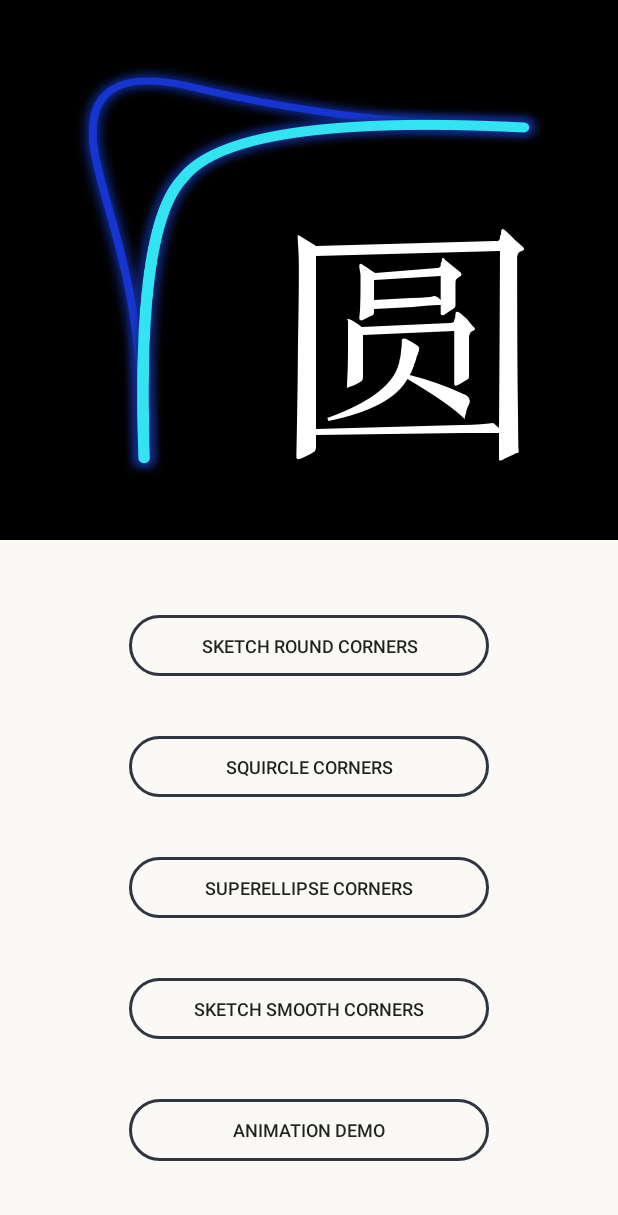
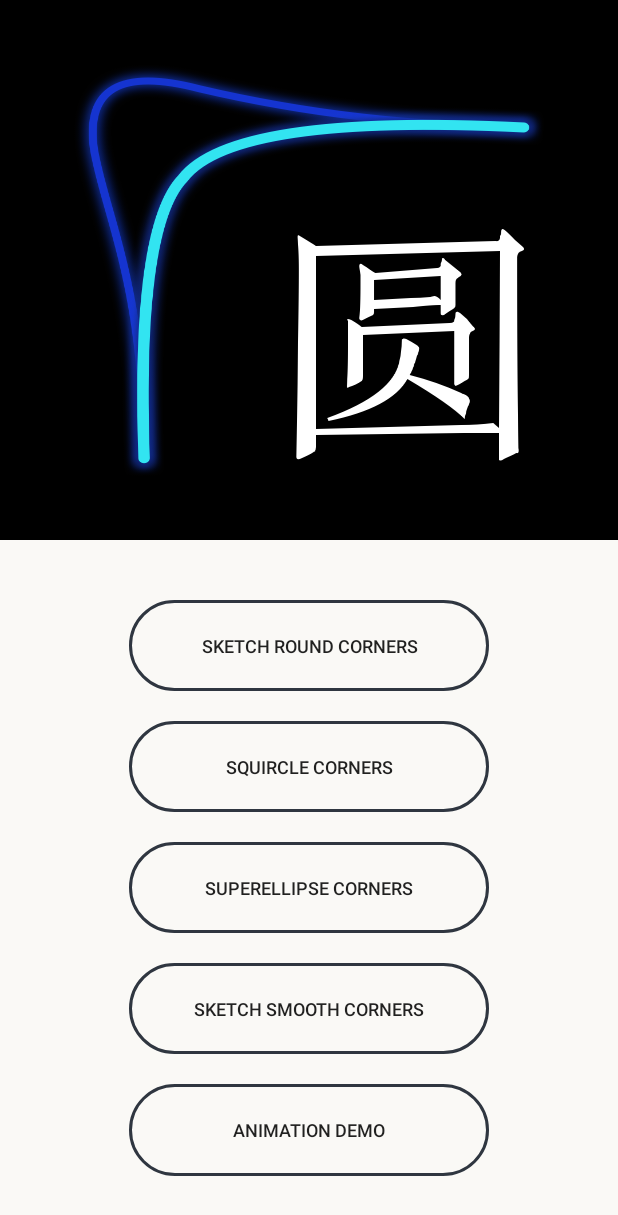
Before and after one commit to MartinRGB/sketch-smooth-corner-android, an Android app: the screen it shows after launch (MainActivity), on a phone screen of 412 x 824 dp. Shown: the top 1215 px of the screen. Run offline under Robolectric (Android 15) with nearby library versions, the phone set to English and light mode, and no system bars.

Commit message:
* fix 'margin issues' in [styles.xml] in line 40~41
* fix 'margin issues' in [styles.xml] in line 40~41

```diff
--- a/app/src/main/res/values/styles.xml
+++ b/app/src/main/res/values/styles.xml
@@ -37,8 +37,8 @@
         <item name="android:layout_height">0dp</item>
         <item name="android:layout_weight">1</item>
         <item name="android:layout_gravity">center_horizontal</item>
-        <item name="android:layout_marginTop">20dp</item>
-        <item name="android:layout_marginBottom">20dp</item>
+        <item name="android:layout_marginTop">10dp</item>
+        <item name="android:layout_marginBottom">10dp</item>
         <!--<item name="android:paddingTop">14dp</item>-->
         <!--<item name="android:paddingBottom">14dp</item>-->
         <item name="android:paddingLeft">42dp</item>
```
